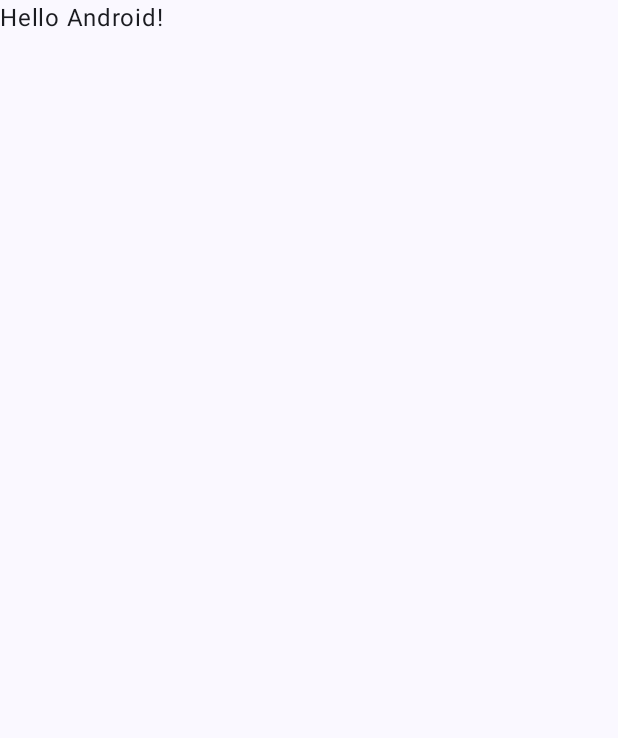
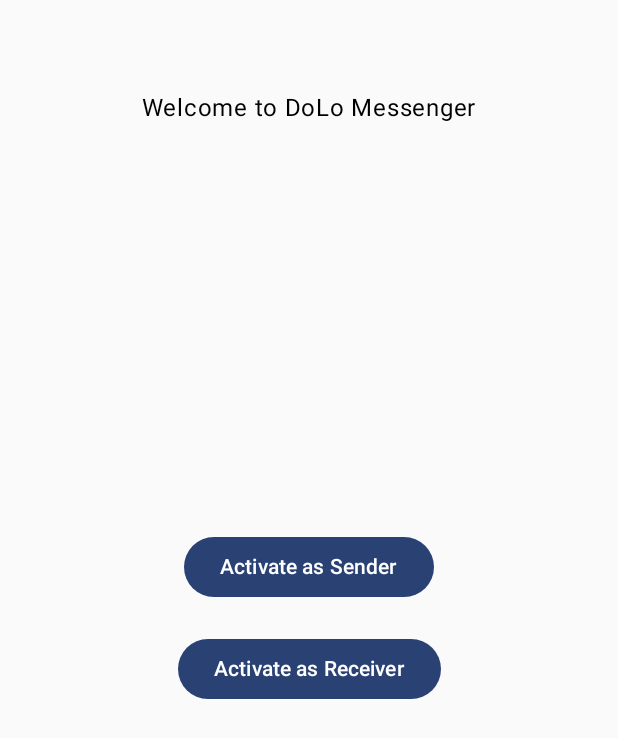
Before and after one commit to jimcaputo/dolomessenger, an Android app built with Jetpack Compose: the screen it shows after launch (MainActivity), on a phone screen of 412 x 824 dp. Before the commit the part shown is almost empty. Shown: the top 738 px of the screen. Run offline under Robolectric (Android 15) with nearby library versions, the phone set to English and light mode, and no system bars.

Commit message:
Basic UI screens

```diff
--- /dev/null
+++ b/app/src/main/java/com/example/dolomessenger/ActivationScreen.kt
@@ -0,0 +1,49 @@
+package com.example.dolomessenger
+
+import androidx.compose.foundation.layout.Arrangement
+import androidx.compose.foundation.layout.Column
+import androidx.compose.foundation.layout.Row
+import androidx.compose.foundation.layout.fillMaxSize
+import androidx.compose.foundation.layout.padding
+import androidx.compose.material3.Button
+import androidx.compose.runtime.Composable
+import androidx.compose.material3.Text
+import androidx.compose.ui.Alignment
+import androidx.compose.ui.Modifier
+import androidx.compose.ui.unit.dp
+
+@Composable
+fun ActivationScreen(
+    onStateChange: (String) -> Unit
+) {
+    Column(
+        modifier = Modifier
+            .fillMaxSize()
+            .padding(60.dp),
+        horizontalAlignment = Alignment.CenterHorizontally
+    ) {
+        Text(text = "Welcome to DoLo Messenger")
+    }
+    Column(
+        modifier = Modifier
+            .fillMaxSize(),
+        horizontalAlignment = Alignment.CenterHorizontally,
+        verticalArrangement = Arrangement.Center
+    ) {
+        Button(
+            onClick = {
+                onStateChange("Sender")
+            }
+        ) {
+            Text(text = "Activate as Sender")
+        }
+        Row(modifier = Modifier.padding(10.dp)) {}
+        Button(
+            onClick = {
+                onStateChange("Receiver")
+            }
+        ) {
+            Text(text = "Activate as Receiver")
+        }
+    }
+}
--- a/app/src/main/java/com/example/dolomessenger/MainActivity.kt
+++ b/app/src/main/java/com/example/dolomessenger/MainActivity.kt
@@ -6,12 +6,11 @@ import android.os.Bundle
 import androidx.activity.ComponentActivity
 import androidx.activity.compose.setContent
 import androidx.activity.enableEdgeToEdge
-import androidx.compose.foundation.layout.fillMaxSize
-import androidx.compose.foundation.layout.padding
-import androidx.compose.material3.Scaffold
-import androidx.compose.material3.Text
 import androidx.compose.runtime.Composable
-import androidx.compose.ui.Modifier
+import androidx.compose.runtime.getValue
+import androidx.compose.runtime.mutableStateOf
+import androidx.compose.runtime.saveable.rememberSaveable
+import androidx.compose.runtime.setValue
 import androidx.compose.ui.tooling.preview.Preview
 import androidx.core.app.ActivityCompat
 import androidx.core.content.ContextCompat
@@ -26,12 +25,7 @@ class MainActivity : ComponentActivity() {
 
         setContent {
             DoLoMessengerTheme {
-                Scaffold(modifier = Modifier.fillMaxSize()) { innerPadding ->
-                    Greeting(
-                        name = "Android",
-                        modifier = Modifier.padding(innerPadding)
-                    )
-                }
+                HomeScreenContent()
             }
         }
     }
@@ -39,42 +33,39 @@ class MainActivity : ComponentActivity() {
     private fun requestPermissions() {
         var permissions = emptyArray<String>()
 
-        if (ContextCompat.checkSelfPermission(
-                this, Manifest.permission.POST_NOTIFICATIONS
-            ) != PackageManager.PERMISSION_GRANTED
+        if (ContextCompat.checkSelfPermission(this, Manifest.permission.POST_NOTIFICATIONS)
+            != PackageManager.PERMISSION_GRANTED
         ) {
             permissions += Manifest.permission.POST_NOTIFICATIONS
         }
-        if (ContextCompat.checkSelfPermission(
-                this, Manifest.permission.RECORD_AUDIO
-            ) != PackageManager.PERMISSION_GRANTED
+        if (ContextCompat.checkSelfPermission(this, Manifest.permission.RECORD_AUDIO)
+            != PackageManager.PERMISSION_GRANTED
         ) {
             permissions += Manifest.permission.RECORD_AUDIO
         }
 
         if (permissions.isNotEmpty()) {
-            ActivityCompat.requestPermissions(
-                this,
-                permissions,
-                0
-            )
+            ActivityCompat.requestPermissions(this, permissions, 0)
         }
         // TODO - handle the scenario where permissions are not approved
     }
 }
 
 @Composable
-fun Greeting(name: String, modifier: Modifier = Modifier) {
-    Text(
-        text = "Hello $name!",
-        modifier = modifier
-    )
+fun HomeScreenContent() {
+    var state by rememberSaveable { mutableStateOf("None") }
+
+    when (state) {
+        "None" -> { ActivationScreen { state = it } }
+        "Sender" -> SenderScreen()
+        "Receiver" -> ReceiverScreen()
+    }
 }
 
 @Preview(showBackground = true)
 @Composable
-fun GreetingPreview() {
+fun DoLoMessengerPreview() {
     DoLoMessengerTheme {
-        Greeting("Android")
+        HomeScreenContent()
     }
 }
```
Also changed, not shown: app/src/main/java/com/example/dolomessenger/ReceiverScreen.kt (added, +30 -0 lines), app/src/main/java/com/example/dolomessenger/SenderScreen.kt (added, +31 -0 lines).
